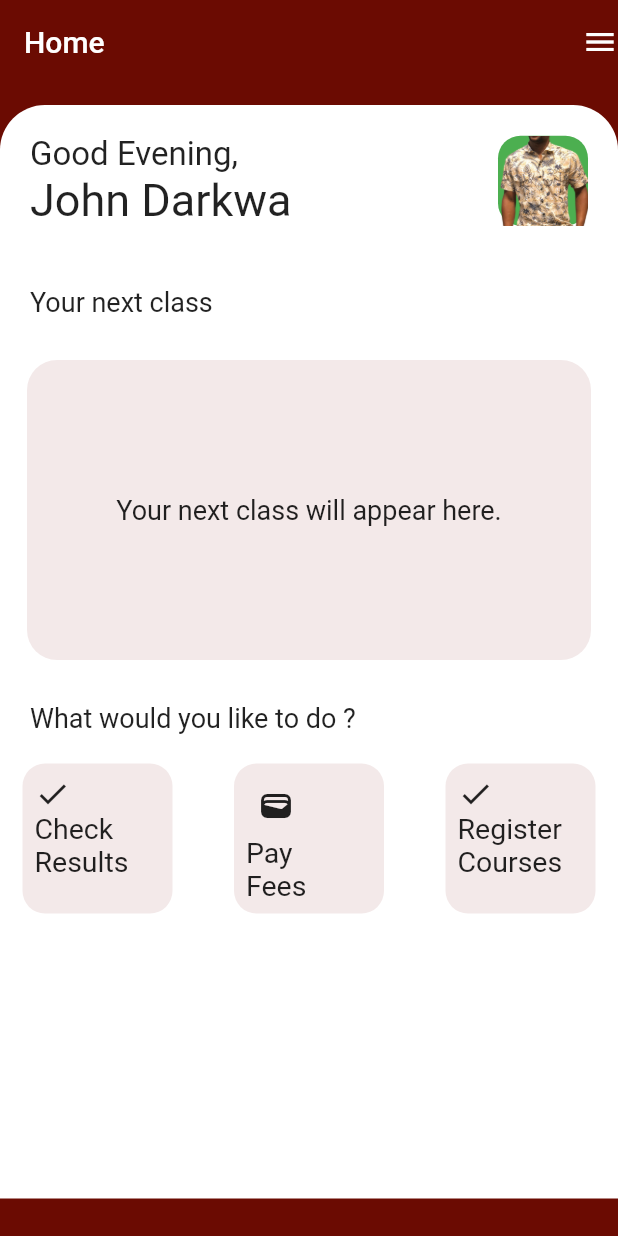
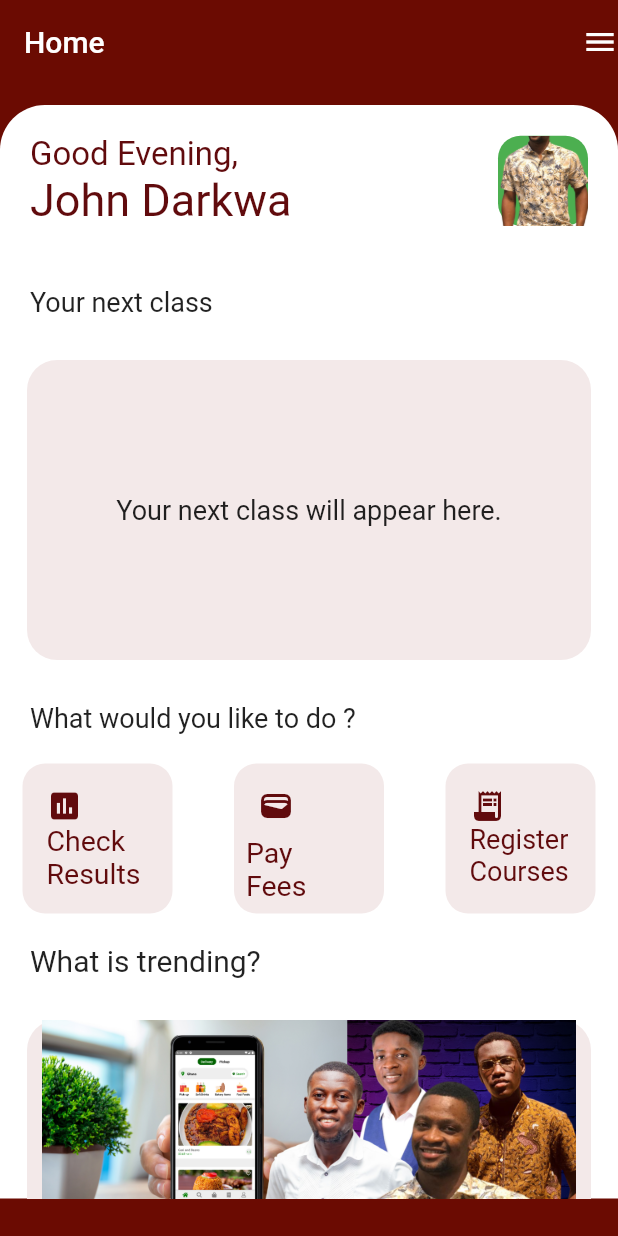
Before and after one commit to codewithdarkwa/new-aim-flutter, a Flutter app: the screen it shows after launch, on a phone screen of 412 x 824 dp. Run offline on Flutter 3.47's test engine with Material 2 defaults, Android fonts, the phone set to English and light mode, and no system bars.

Commit message:
done with the home screen

```diff
--- a/lib/screens/home.dart
+++ b/lib/screens/home.dart
@@ -44,12 +44,14 @@ class _HomeState extends State<Home> {
                               'Good Evening,',
                               style: TextStyle(
                                 fontSize: 22,
+                                color: Color(0xff610b0d),
                               ),
                             ),
                             Text(
                               'John Darkwa',
                               style: TextStyle(
                                 fontSize: 30,
+                                color: Color(0xff610b0d),
                               ),
                             ),
                           ],
@@ -86,7 +88,49 @@ class _HomeState extends State<Home> {
                       ),
                     ),
                   ),
+                  const ActivitySession(),
+                  const Padding(
+                    padding: EdgeInsets.all(20.0),
+                    child: Text(
+                      'What is trending?',
+                      style: TextStyle(
+                        fontSize: 20,
+                      ),
+                    ),
+                  ),
                   Padding(
+                    padding:
+                        const EdgeInsets.symmetric(vertical: 8, horizontal: 18),
+                    child: Container(
+                      height: 200,
+                      decoration: BoxDecoration(
+                        color: const Color(0xfff3e9e9),
+                        borderRadius: BorderRadius.circular(20),
+                      ),
+                      child: Center(
+                        child: Image.asset('images/img.png'),
+                      ),
+                    ),
+                  )
+                ],
+              ),
+            ),
+          ],
+        ),
+      ]),
+      backgroundColor: const Color(0xff6b0b02),
+    );
+  }
+}
+
+class ActivitySession extends StatelessWidget {
+  const ActivitySession({
+    Key? key,
+  }) : super(key: key);
+
+  @override
+  Widget build(BuildContext context) {
+    return Padding(
       padding: const EdgeInsets.symmetric(horizontal: 15.0),
       child: Row(
         mainAxisAlignment: MainAxisAlignment.spaceBetween,
@@ -100,15 +144,24 @@ class _HomeState extends State<Home> {
             ),
             child: Padding(
               padding: const EdgeInsets.all(8.0),
+              child: Padding(
+                padding: const EdgeInsets.all(8.0),
                 child: Column(
                   crossAxisAlignment: CrossAxisAlignment.start,
                   children: const [
-                                Icon(Icons.check),
+                    Icon(
+                      Icons.insert_chart,
+                      color: Color(0xff610b0d),
+                    ),
                     Text(
                       'Check Results',
-                                  style: TextStyle(fontSize: 19),
+                      style: TextStyle(
+                        fontSize: 19,
+                        color: Color(0xff610b0d),
+                      ),
                     ),
                   ],
+                ),
               ),
             ),
           ),
@@ -128,11 +181,15 @@ class _HomeState extends State<Home> {
                     padding: EdgeInsets.all(8.0),
                     child: Icon(
                       Icons.wallet,
+                      color: Color(0xff610b0d),
                     ),
                   ),
                   Text(
                     'Pay   Fees',
-                                  style: TextStyle(fontSize: 19),
+                    style: TextStyle(
+                      fontSize: 19,
+                      color: Color(0xff610b0d),
+                    ),
                   ),
                 ],
               ),
@@ -147,28 +204,29 @@ class _HomeState extends State<Home> {
             ),
             child: Padding(
               padding: const EdgeInsets.all(8.0),
+              child: Padding(
+                padding: const EdgeInsets.all(8.0),
                 child: Column(
                   crossAxisAlignment: CrossAxisAlignment.start,
                   children: const [
-                                Icon(Icons.check),
+                    Icon(
+                      Icons.receipt_long,
+                      color: Color(0xff610b0d),
+                    ),
                     Text(
                       'Register Courses',
-                                  style: TextStyle(fontSize: 19),
+                      style: TextStyle(
+                        fontSize: 18,
+                        color: Color(0xff610b0d),
+                      ),
                     ),
                   ],
                 ),
               ),
             ),
-                      ],
-                    ),
           ),
         ],
       ),
-            ),
-          ],
-        ),
-      ]),
-      backgroundColor: const Color(0xff6b0b02),
     );
   }
 }
```
Also changed, not shown: images/img.png (added). Lines whose indentation alone changed are shown as unchanged.
